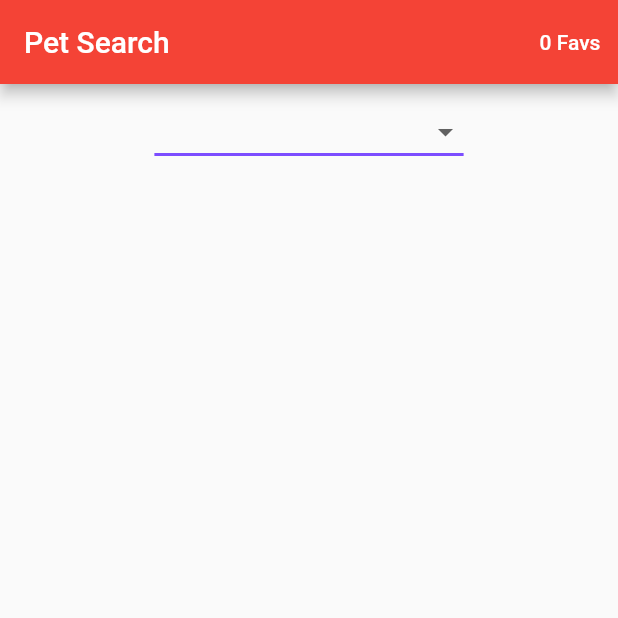
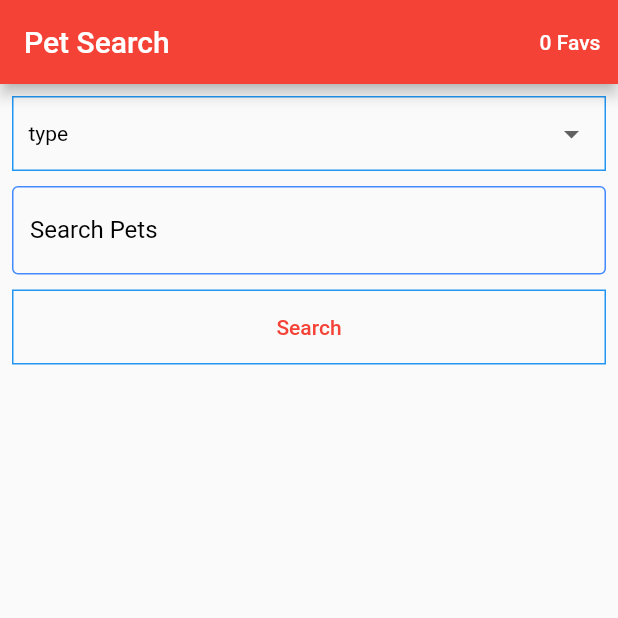
Before and after one commit to draeryte/pet_search_medically_home, a Flutter app: the screen it shows after launch, on a phone screen of 412 x 824 dp, the top half of it. Run offline on Flutter 3.47's test engine with Material 2 defaults, Android fonts, the light colour scheme and no system bars; our stand-ins replace flutter_dotenv, flutter_secure_storage, qr_flutter, share_plus; network calls fail.

Commit message:
Changes to UI
Changed save button on pet detail screen to show when pet is saved

Changed shape of selector for search category

Created test of Favorite notifier

```diff
--- a/lib/views/components/appbar_of_app.dart
+++ /dev/null
@@ -1,24 +0,0 @@
-import 'package:flutter/material.dart';
-
-AppBar appBar = AppBar(
-  title: const Text('Pet Search'),
-  centerTitle: false,
-  actions: [
-    //  IconButton(
-    //       onPressed: (){
-    //         //view favorite list
-    //       },
-    //       icon: const Icon(
-    //         Icons.favorite,
-    //         color: Colors.white,
-    //       )),
-    TextButton(
-        onPressed: () {
-          print('was pressed');
-        },
-        child: const Text(
-          'Favorites',
-          style: TextStyle(color: Colors.white),
-        ))
-  ],
-);
--- a/lib/views/home.dart
+++ b/lib/views/home.dart
@@ -1,10 +1,10 @@
 import 'package:flutter/material.dart';
-import 'package:jwt_decoder/jwt_decoder.dart';
-//import 'package:jwt_decoder/jwt_decoder.dart';
+import 'package:pet_search_medically_home/constants.dart';
+
 import 'package:pet_search_medically_home/controller/services/search_animals_api.dart';
-import 'package:pet_search_medically_home/controller/services/secure_storage_services.dart';
+
 import 'package:pet_search_medically_home/controller/services/token_api.dart';
-//import 'package:pet_search_medically_home/controller/services/secure_storage_services.dart';
+
 import 'package:pet_search_medically_home/model/animal.dart';
 import 'package:pet_search_medically_home/model/favorite.dart';
 
@@ -20,7 +20,13 @@ class MyHomePage extends StatefulWidget {
 }
 
 class _MyHomePageState extends State<MyHomePage> {
-  String searchByOption = '';
+  @override
+  void initState() {
+    super.initState();
+    getAccessToken();
+  }
+
+  String searchByOption = 'type';
   TextEditingController searchField = TextEditingController();
   bool searchEnabled = false;
   bool showResults = false;
@@ -38,34 +44,22 @@ class _MyHomePageState extends State<MyHomePage> {
         padding: const EdgeInsets.all(8.0),
         child: Column(
           children: [
-            DropdownButton<String>(
-              hint: const Text('Please select a search option'),
+            ShapedContainer(
+              child: DropdownButtonHideUnderline(
+                child: DropdownButton<String>(
+                  hint: const Text('Search by'),
                   value: searchByOption,
                   icon: const Icon(Icons.arrow_drop_down_outlined),
                   iconSize: 24,
                   elevation: 16,
-              style: const TextStyle(color: Colors.deepPurple),
-              underline: Container(
-                height: 2,
-                color: Colors.deepPurpleAccent,
-              ),
-              onTap: () async {
-                String? token =
-                    await SecureStorage.secureStorage.read(key: 'accessToken');
-                if (token != null && JwtDecoder.isExpired(token) != true) {
-                } else if (JwtDecoder.isExpired(token!) == true ||
-                    token == '') {
-                  await SecureStorage.secureStorage.deleteAll();
-                  getAccessToken();
-                }
-              },
+                  style: const TextStyle(color: Colors.black),
                   onChanged: (String? newValue) {
                     setState(() {
                       searchByOption = newValue!;
                       searchEnabled = true;
                     });
                   },
-              items: <String>['', 'type', 'color', 'gender', 'breed']
+                  items: <String>['type', 'color', 'gender', 'breed']
                       .map<DropdownMenuItem<String>>((String value) {
                     return DropdownMenuItem<String>(
                       value: value,
@@ -73,27 +67,86 @@ class _MyHomePageState extends State<MyHomePage> {
                     );
                   }).toList(),
                 ),
-            searchEnabled
-                ? CustomTextField(
+              ),
+            ),
+            const SizedBox(height: 10),
+            CustomTextField(
               searchField: searchField,
-                    lebelText: 'Search Pets',
-                  )
-                : Container(),
-            searchEnabled
-                ? OutlinedButton(
+              labelText: 'Search Pets',
+            ),
+            const SizedBox(
+              height: 10,
+            ),
+            ShapedContainer(
+              child: TextButton(
                   onPressed: () async {
                     setState(() {
                       showResults = true;
                     });
                   },
-                    child: const Text('Search'))
-                : Container(),
-            showResults
-                ? Expanded(
+                  child: const Text('Search')),
+            ),
+            showWidget(
+                showResults,
+                ResultsList(
+                  searchByOption: searchByOption,
+                  searchField: searchField,
+                )),
+          ],
+        ),
+      ),
+    );
+  }
+}
+
+class ShapedContainer extends StatelessWidget {
+  ShapedContainer({
+    this.child,
+    Key? key,
+  }) : super(key: key);
+  Widget? child;
+  @override
+  Widget build(BuildContext context) {
+    return Container(
+      width: MediaQuery.of(context).size.width,
+      padding: const EdgeInsets.symmetric(horizontal: 10),
+      decoration: BoxDecoration(border: Border.all(color: Colors.blue)),
+      child: child,
+    );
+  }
+}
+
+Widget showWidget(bool show, Widget widgetToShow) {
+  if (show == true) {
+    return widgetToShow;
+  } else {
+    return Container();
+  }
+}
+
+class ResultsList extends StatelessWidget {
+  const ResultsList({
+    Key? key,
+    required this.searchByOption,
+    required this.searchField,
+  }) : super(key: key);
+
+  final String searchByOption;
+  final TextEditingController searchField;
+
+  @override
+  Widget build(BuildContext context) {
+    return Expanded(
         child: FutureBuilder(
       future: getAnimalsBy(searchByOption, searchField.text),
       builder: (BuildContext context, AsyncSnapshot snapshot) {
         if (snapshot.hasData) {
+          if (snapshot.data.length == 0) {
+            return Center(
+              child: Text('No Results Found \n \nTry Another Search Term',
+                  textAlign: TextAlign.center, style: infoMessageBold),
+            );
+          } else {
             return ListView.builder(
                 itemCount: snapshot.data.length,
                 itemBuilder: (BuildContext context, int index) {
@@ -101,46 +154,35 @@ class _MyHomePageState extends State<MyHomePage> {
                     onTap: () {
                       Animal animalSelected = Animal(
                           id: snapshot.data[index].id,
-                                      animalType:
-                                          snapshot.data[index].animalType,
+                          animalType: snapshot.data[index].animalType,
                           breed: snapshot.data[index].breed,
                           color: snapshot.data[index].color,
                           gender: snapshot.data[index].gender,
                           photoLink: snapshot.data[index].photoLink,
                           url: snapshot.data[index].url,
                           name: snapshot.data[index].name,
-                                      description:
-                                          snapshot.data[index].description);
+                          description: snapshot.data[index].description);
 
                       Navigator.push(
                           context,
                           (MaterialPageRoute(
                               builder: (context) => PetDetailScreen(
-                                              animalSelected:
-                                                  animalSelected))));
+                                  animalSelected: animalSelected))));
                     },
                     title: Text(snapshot.data[index].name),
-                                subtitle:
-                                    Text(snapshot.data[index].description),
-                                leading: Image.network(
-                                    snapshot.data[index].photoLink,
-                                    height:
-                                        MediaQuery.of(context).size.height * .1,
-                                    width:
-                                        MediaQuery.of(context).size.width * .2,
+                    subtitle: Text(snapshot.data[index].description),
+                    leading: Image.network(snapshot.data[index].photoLink,
+                        height: MediaQuery.of(context).size.height * .1,
+                        width: MediaQuery.of(context).size.width * .2,
                         fit: BoxFit.cover),
                   );
                 });
+          }
         } else {
           return const Center(child: CircularProgressIndicator());
         }
       },
-                  ))
-                : Container()
-          ],
-        ),
-      ),
-    );
+    ));
   }
 }
 
@@ -171,21 +213,22 @@ class CustomTextField extends StatelessWidget {
   const CustomTextField({
     Key? key,
     required this.searchField,
-    required this.lebelText,
+    required this.labelText,
   }) : super(key: key);
 
   final TextEditingController searchField;
-  final String lebelText;
+  final String labelText;
 
   @override
   Widget build(BuildContext context) {
     return TextField(
       controller: searchField,
-      decoration: const InputDecoration(
-        labelText: 'Search pets',
-        focusedBorder:
-            OutlineInputBorder(borderSide: BorderSide(color: Colors.blue)),
-        enabledBorder: OutlineInputBorder(
+      decoration: InputDecoration(
+        labelText: labelText,
+        labelStyle: const TextStyle(color: Colors.black),
+        focusedBorder: const OutlineInputBorder(
+            borderSide: BorderSide(color: Colors.blue)),
+        enabledBorder: const OutlineInputBorder(
           borderSide: BorderSide(color: Colors.blueAccent),
         ),
       ),
```
Also changed, not shown: lib/constants.dart (+7 -0 lines), lib/model/favorite.dart (+8 -7 lines), lib/views/favorites_screen.dart (+24 -40 lines), lib/views/pet_details_screen.dart (+14 -12 lines), 1 other file. Lines whose indentation alone changed are shown as unchanged.
